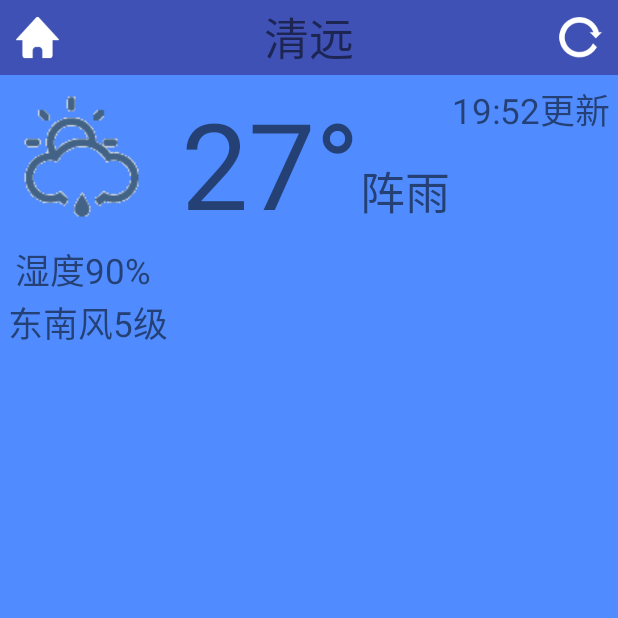
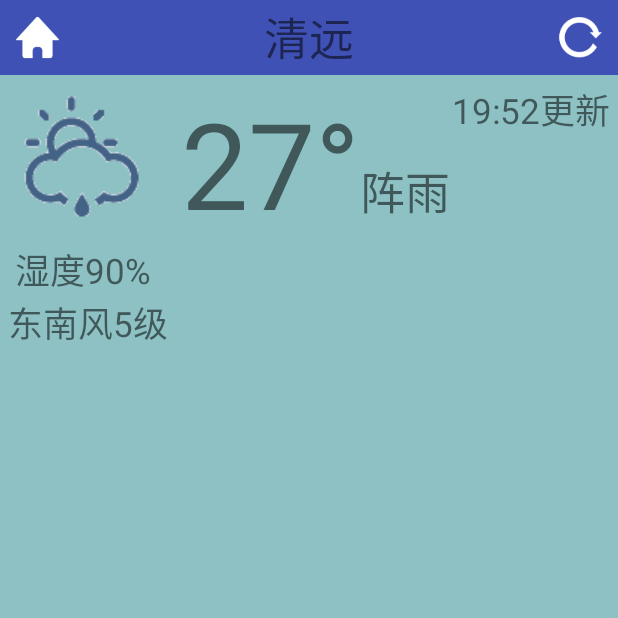
Before and after one commit to lzokks04/MyWeather, an Android app: the MainActivity screen opened directly, with no data from a screen before it, on a phone screen of 412 x 824 dp, the top half of it. Run offline under Robolectric (Android 15) with nearby library versions, the phone set to English and light mode, and no system bars; 1 statement that could not run was skipped.

Commit message:
图标名字更新 更换主页面底色

```diff
--- a/app/src/main/AndroidManifest.xml
+++ b/app/src/main/AndroidManifest.xml
@@ -6,7 +6,7 @@
 
     <application
         android:allowBackup="true"
-        android:icon="@mipmap/ic_launcher"
+        android:icon="@mipmap/logo"
         android:label="@string/app_name"
         android:supportsRtl="true"
         android:theme="@style/AppTheme">
--- a/app/src/main/res/layout/activity_main.xml
+++ b/app/src/main/res/layout/activity_main.xml
@@ -3,7 +3,7 @@
     xmlns:android="http://schemas.android.com/apk/res/android"
     android:layout_width="match_parent"
     android:layout_height="match_parent"
-    android:background="#508cff"
+    android:background="#8DC1C3"
     android:orientation="vertical">
 
     <RelativeLayout
@@ -53,8 +53,8 @@
 
             <ImageView
                 android:id="@+id/iv_image"
-                android:layout_width="wrap_content"
-                android:layout_height="wrap_content"
+                android:layout_width="100dp"
+                android:layout_height="100dp"
                 android:src="@drawable/demo"
                 />
 
--- a/app/src/main/res/values/strings.xml
+++ b/app/src/main/res/values/strings.xml
@@ -1,3 +1,3 @@
 <resources>
-    <string name="app_name">MyWeather</string>
+    <string name="app_name">和天气</string>
 </resources>
```
Also changed, not shown: app/src/main/java/com/lzokks04/myweather/activity/MainActivity.java (+7 -25 lines), app/src/main/res/mipmap-hdpi/logo.jpg (added).
